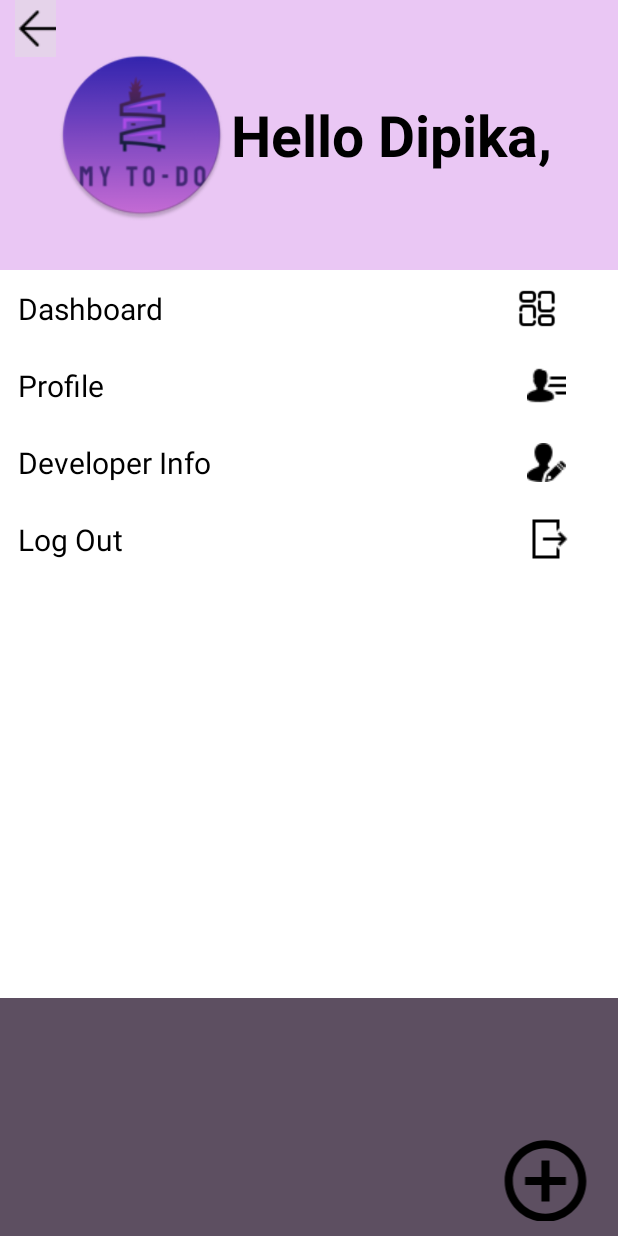
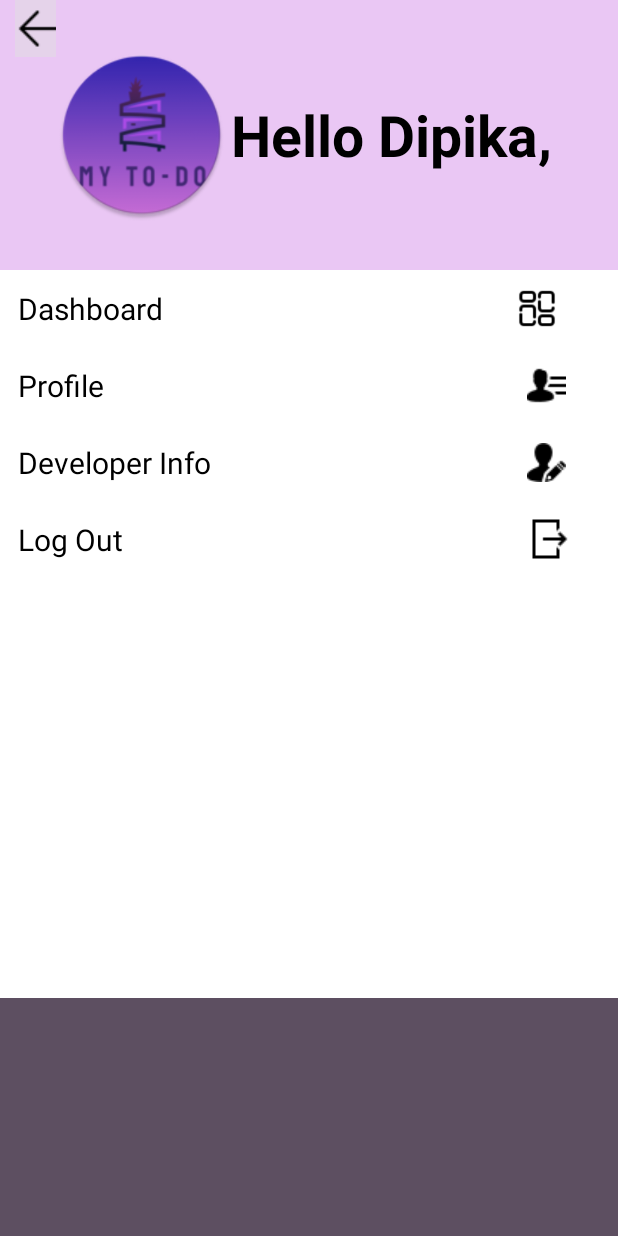
Before and after one commit to DipikaUdayangani/MY-TO-DO-APP, an Android app: the main_items screen opened directly, with no data from a screen before it, with the side drawer open, on a phone screen of 412 x 824 dp. Run offline under Robolectric (Android 15) with nearby library versions, the phone set to English and light mode, and no system bars; Roboto replaces fonts that are not available here.

Commit message:
change add option

```diff
--- a/app/src/main/res/layout/activity_main_items.xml
+++ b/app/src/main/res/layout/activity_main_items.xml
@@ -57,8 +57,8 @@
         </LinearLayout>
 
         <LinearLayout
-            android:layout_width="398dp"
-            android:layout_height="303dp"
+            android:layout_width="346dp"
+            android:layout_height="123dp"
             android:gravity="bottom|end"
             android:orientation="horizontal"
             android:padding="5dp">
```
